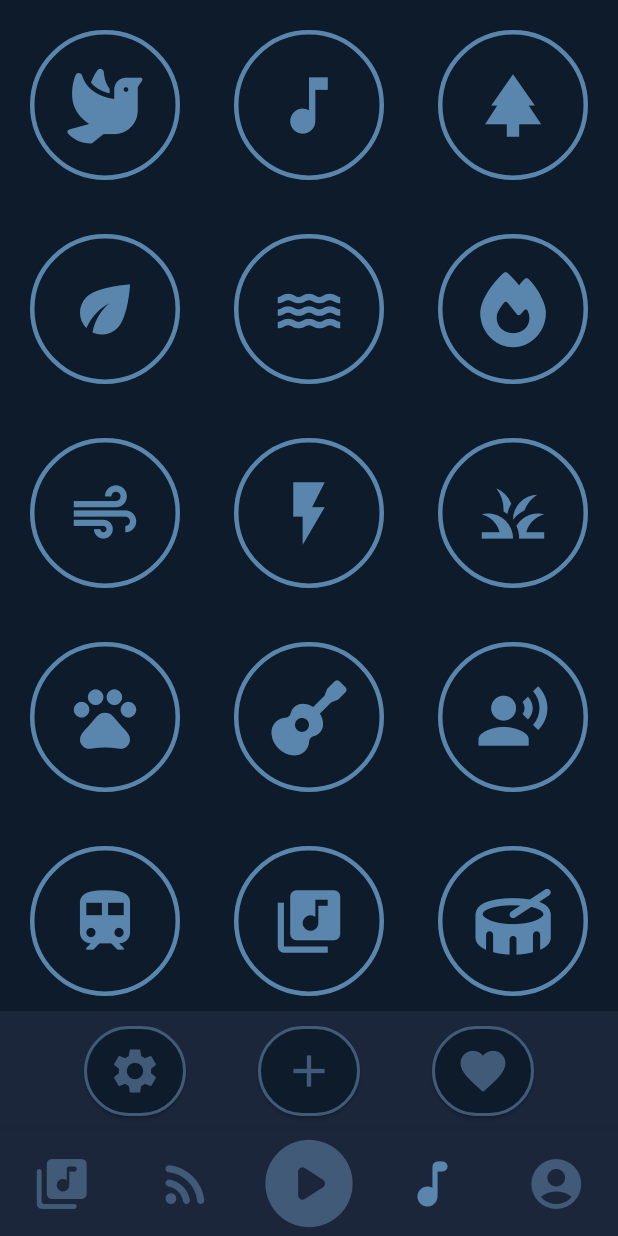
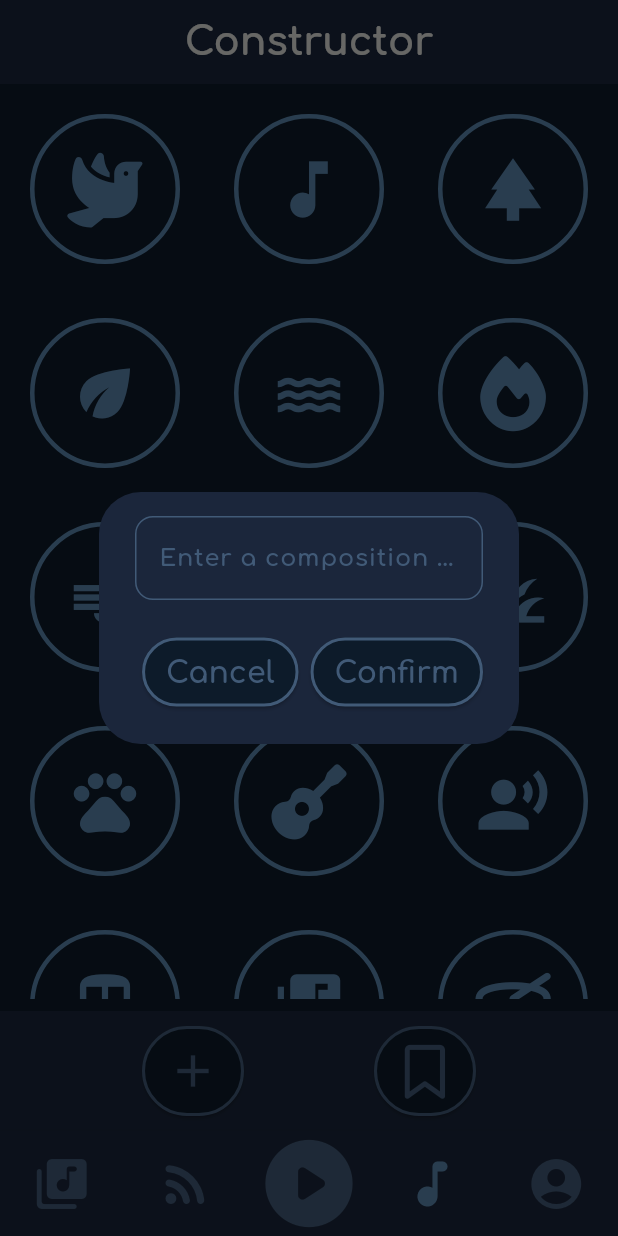
Before and after one commit to Trap-o/FluffyHelpers-Meditation, a Flutter app: the screen it shows once a user with an empty profile is signed in, item 4 of the bottom bar chosen, after a tap on the "add" icon, on a phone screen of 412 x 824 dp. Run offline on Flutter 3.47's test engine with Material 3 defaults, Android fonts, the light colour scheme and no system bars; our stand-ins replace cloud_firestore, file_picker, firebase_auth, firebase_core, flutter_dotenv, flutter_native_splash and 6 more; missing offline and left inert: ffmpeg_kit_flutter_new, firebase_ui_auth, firebase_ui_localizations, firebase_ui_oauth_google; accounts and stored records are empty.

Commit message:
Add mix uploading, localization, code refactoring

```diff
--- a/lib/l10n/app_en.arb
+++ b/lib/l10n/app_en.arb
@@ -204,5 +204,9 @@
 
         "@_NEW_PLAYLIST_DIALOG": {
             },
-            "playlistNameText": "Enter a playlist name:"
+            "playlistNameText": "Enter a playlist name:",
+
+        "@_NEW_MIX_DIALOG": {
+            },
+            "mixNameText": "Enter a composition name:"
 }
--- a/lib/l10n/app_localizations.dart
+++ b/lib/l10n/app_localizations.dart
@@ -260,7 +260,7 @@ abstract class AppLocalizations {
   /// No description provided for @cancelButton.
   ///
   /// In uk, this message translates to:
-  /// **'Відміна'**
+  /// **'Скасувати'**
   String get cancelButton;
 
   /// No description provided for @confirmationText.
@@ -274,6 +274,12 @@ abstract class AppLocalizations {
   /// In uk, this message translates to:
   /// **'Введіть назву плейлиста:'**
   String get playlistNameText;
+
+  /// No description provided for @mixNameText.
+  ///
+  /// In uk, this message translates to:
+  /// **'Введіть назву композиції:'**
+  String get mixNameText;
 }
 
 class _AppLocalizationsDelegate extends LocalizationsDelegate<AppLocalizations> {
--- a/lib/l10n/app_localizations_en.dart
+++ b/lib/l10n/app_localizations_en.dart
@@ -121,4 +121,7 @@ class AppLocalizationsEn extends AppLocalizations {
 
   @override
   String get playlistNameText => 'Enter a playlist name:';
+
+  @override
+  String get mixNameText => 'Enter a composition name:';
 }
--- a/lib/l10n/app_localizations_uk.dart
+++ b/lib/l10n/app_localizations_uk.dart
@@ -114,11 +114,14 @@ class AppLocalizationsUk extends AppLocalizations {
   String get okButton => 'Підтвердити';
 
   @override
-  String get cancelButton => 'Відміна';
+  String get cancelButton => 'Скасувати';
 
   @override
   String get confirmationText => 'Видалення акаунту призведе до видалення профілю, всіх ваших плейлистів, створеної музики тощо. Ви впевнені?';
 
   @override
   String get playlistNameText => 'Введіть назву плейлиста:';
+
+  @override
+  String get mixNameText => 'Введіть назву композиції:';
 }
--- a/lib/screens/constructor/constructor.dart
+++ b/lib/screens/constructor/constructor.dart
@@ -1,14 +1,12 @@
-import 'dart:io';
-
+import 'package:fluffyhelpers_meditation/screens/constructor/variables/sound_manager.dart';
 import 'package:flutter/material.dart';
 import 'package:font_awesome_flutter/font_awesome_flutter.dart';
 import 'package:just_audio/just_audio.dart';
 import 'package:path_provider/path_provider.dart';
-import '../../constants/app_form_styles.dart';
 import '../../constants/app_colors.dart';
 import '../../global_widgets/custom_app_bar.dart';
 import '../../l10n/app_localizations.dart';
-import 'mix_compiler.dart';
+import 'dialogs/new_mix_dialog.dart';
 
 class Constructor extends StatefulWidget {
   const Constructor({super.key});
@@ -18,88 +16,57 @@ class Constructor extends StatefulWidget {
 }
 
 class _ConstructorState extends State<Constructor> {
-  static const int soundsAmount = 20;
-  List<bool> buttonStates = List.generate(soundsAmount, (_) => false);
-  List<AudioPlayer> players = List.generate(soundsAmount, (_) => AudioPlayer());
-  Duration mixLength = const Duration(minutes: 2);
-  List<int?> activeIndices = List.filled(soundsAmount, null);
+  final SoundManager manager = SoundManager();
 
+  late int soundsAmount;
+  late List<AudioPlayer> players;
+  late Duration mixLength;
+  late List<IconData> icons;
 
-  final List<IconData> icons = [
-    FontAwesomeIcons.dove,
-    Icons.music_note,
-    Icons.park,
-    Icons.eco,
-    Icons.water,
-    FontAwesomeIcons.fire,
-    Icons.air,
-    Icons.flash_on,
-    Icons.grass,
-    Icons.pets,
-    FontAwesomeIcons.guitar,
-    Icons.record_voice_over,
-    Icons.train,
-    Icons.library_music,
-    FontAwesomeIcons.drum,
-    FontAwesomeIcons.music,
-    Icons.mic,
-    FontAwesomeIcons.feather,
-    FontAwesomeIcons.sun,
-    FontAwesomeIcons.om
-  ];
+  @override
+  void initState() {
+    super.initState();
+    soundsAmount = SoundManager.soundsAmount;
+    players = manager.players;
+    mixLength = manager.mixLength;
+    icons = manager.icons;
+  }
 
   void _showInputDialog(BuildContext context) {
-    final TextEditingController _controller = TextEditingController();
-
     showDialog(
       context: context,
       builder: (BuildContext context) {
-        return AlertDialog(
-          title: const Text('Зберегти композицію'),
-          backgroundColor: AppColors.secondaryBackground,
-          content: TextField(
-            controller: _controller,
-            decoration: AppFormStyles.formInputDecorationDefault(
-              labelText: 'Введіть назву композиції',
-              isError: false
-            ),
-          ),
-          actions: [
-            ElevatedButton(
-              onPressed: () {
-                Navigator.of(context).pop();
-              },
-              child: const Text('Скасувати'),
-            ),
-            ElevatedButton(
-              onPressed: () {
-                String value = _controller.text;
-                print('Введено: $value');
-                Navigator.of(context).pop(); //TODO: додати передачу значення
-              },
-              child: const Text('OK'),
-            ),
-          ],
-        );
+        return const NewMixDialog();
       },
-    );
+    ).then((_) {
+      setState(() {});
+    });
   }
 
-  void _updateActiveIndices(){
-    activeIndices = buttonStates
+  void updateActiveIndices() {
+    final newActiveIndices = manager.buttonStates
         .asMap()
         .entries
         .where((entry) => entry.value)
         .map((entry) => entry.key)
         .toList();
+
+    manager.activeIndices = List<int?>.filled(soundsAmount, null);
+
+    for (int i = 0; i < newActiveIndices.length; i++) {
+      manager.setActiveIndexAt(i, newActiveIndices[i]);
+    }
+
+    setState(() {});
   }
 
-  void _toggleTrack(int index) async {
+  Future<void> _toggleTrack(int index) async {
     final player = players[index];
-    final isPlaying = buttonStates[index];
+    final isPlaying = manager.buttonStates[index];
     final trackPath = 'assets/music/constructor_music_$index.mp3';
+
     setState(() {
-      buttonStates[index] = !buttonStates[index];
+      manager.setButtonStateAt(index, !isPlaying);
     });
 
     if (isPlaying) {
@@ -113,7 +80,7 @@ class _ConstructorState extends State<Constructor> {
         print('Помилка зупинки: $e');
       } finally {
         setState(() {
-          buttonStates[index] = false;
+          manager.setButtonStateAt(index, false);
         });
       }
     } else {
@@ -123,7 +90,7 @@ class _ConstructorState extends State<Constructor> {
         await player.setVolume(1.0);
         await player.play();
         setState(() {
-          buttonStates[index] = true;
+          manager.setButtonStateAt(index, true);
         });
       } catch (e) {
         print('Помилка програвання: $e');
@@ -131,29 +98,33 @@ class _ConstructorState extends State<Constructor> {
     }
   }
 
-
   @override
   Widget build(BuildContext context) {
+    final localizations = AppLocalizations.of(context)!;
+    final String titleText = localizations.constructorTitle;
+
     return Scaffold(
+      appBar: CustomAppBar(title: titleText, leading: null,),
       body: Column(
         children: [
           Expanded(
             child: Padding(
               padding: const EdgeInsets.all(8),
-              child:GridView.count(
+              child: GridView.count(
                 crossAxisCount: 3,
                 mainAxisSpacing: 12,
                 crossAxisSpacing: 12,
                 children: List.generate(soundsAmount, (index) {
                   final icon = icons[index % icons.length];
-                  final isActive = buttonStates[index];
+                  final isActive = manager.buttonStates[index];
                   return Center(
                     child: Container(
                       width: 100,
                       height: 100,
                       decoration: BoxDecoration(
                         shape: BoxShape.circle,
-                        color: isActive ? AppColors.highlight : Colors.transparent,
+                        color: isActive ? AppColors.highlight : Colors
+                            .transparent,
                         border: Border.all(color: AppColors.accent, width: 3),
                       ),
                       child: IconButton(
@@ -174,43 +145,21 @@ class _ConstructorState extends State<Constructor> {
             child: Row(
               mainAxisAlignment: MainAxisAlignment.spaceEvenly,
               children: [
-                ElevatedButton(
-                  onPressed: () => print('Action 1'),
-                  child: const Icon(Icons.settings, size: 36),
-                ),
+                // ElevatedButton(
+                //   onPressed: () => print('Action 1'),
+                //   child: const Icon(Icons.settings, size: 36),
+                // ),
+
                 ElevatedButton(
                   onPressed: () async {
-                    _updateActiveIndices();
-                    createMixedTrack(activeIndices, mixLength);
-
-                    for (final player in players) {
-                      if (player.playing) {
-                        await player.stop();
-                      }
-                    }
-
-                    for (final player in players) {
-                      await player.dispose();
-                    }
-
-                    players = List.generate(soundsAmount, (_) => AudioPlayer());
-
-                    for (int i = 0; i < buttonStates.length; i++) {
-                      buttonStates[i] = false;
-                    }
-
-                    setState(() {});
-                    },
-                  //_showInputDialog(context)
+                    updateActiveIndices();
+                    _showInputDialog(context);
+                  },
                   child: const Icon(Icons.add, size: 36),
                 ),
+
                 ElevatedButton(
                   onPressed: () async {
-                    final file = File('/data/user/0/com.example.flutter_duo_practice/app_flutter/output_mix.mp3');
-                    final exists = await file.exists();
-                    print('Файл існує? $exists');
-
-
                     final dir = await getApplicationDocumentsDirectory();
                     final filePath = '${dir.path}/output_mix.mp3';
 
@@ -218,13 +167,8 @@ class _ConstructorState extends State<Constructor> {
                     await mixPlayer.setFilePath(filePath);
                     await mixPlayer.setVolume(2.5);
                     await mixPlayer.play();
-                    print('Запуск програвання');
-
-                    await Future.delayed(const Duration(seconds: 10));
-
-                    await mixPlayer.pause();
                   },
-                  child: const Icon(Icons.favorite, size: 36),
+                  child: const Icon(FontAwesomeIcons.bookmark, size: 36),
                 ),
               ],
             ),
--- /dev/null
+++ b/lib/screens/constructor/constructor_icons.dart
@@ -0,0 +1,29 @@
+import 'package:flutter/material.dart';
+import 'package:font_awesome_flutter/font_awesome_flutter.dart';
+
+List<IconData> getIcons(){
+  final List<IconData> icons = [
+    FontAwesomeIcons.dove,
+    Icons.music_note,
+    Icons.park,
+    Icons.eco,
+    Icons.water,
+    FontAwesomeIcons.fire,
+    Icons.air,
+    Icons.flash_on,
+    Icons.grass,
+    Icons.pets,
+    FontAwesomeIcons.guitar,
+    Icons.record_voice_over,
+    Icons.train,
+    Icons.library_music,
+    FontAwesomeIcons.drum,
+    FontAwesomeIcons.music,
+    Icons.mic,
+    FontAwesomeIcons.feather,
+    FontAwesomeIcons.sun,
+    FontAwesomeIcons.om
+  ];
+
+  return icons;
+}
--- /dev/null
+++ b/lib/screens/constructor/dialogs/new_mix_dialog.dart
@@ -0,0 +1,66 @@
+import 'package:fluffyhelpers_meditation/constants/app_colors.dart';
+import 'package:flutter/material.dart';
+import '../../../constants/app_form_styles.dart';
+import '../../../l10n/app_localizations.dart';
+import '../music_subsystem/mix_creation.dart';
+import '../music_subsystem/mix_uploading.dart';
+
+class NewMixDialog extends StatelessWidget {
+  const NewMixDialog({
+    super.key,
+  });
+
+  @override
+  Widget build(BuildContext context) {
+    final localizations = AppLocalizations.of(context)!;
+    final TextEditingController controller = TextEditingController();
+
+    final MixUploading mixUploading = MixUploading();
+
+    return AlertDialog(
+      backgroundColor: AppColors.secondaryBackground,
+      content: TextField(
+        controller: controller,
+        decoration: AppFormStyles.formInputDecorationDefault(
+          labelText: localizations.mixNameText,
+          isError: false,
+        ),
+      ),
+      actions: [
+        ElevatedButton(
+          onPressed: () {
+            Navigator.of(context).pop();
+          },
+          child: Text(localizations.cancelButton),
+        ),
+        ElevatedButton(
+          onPressed: () async {
+            String value = controller.text;
+
+            try {
+              await createSoundMix();
+            }catch(e, stack){
+              print('❌ createSoundMix error: $e\n$stack');
+            }
+
+            print('Введено: $value');
+
+            await Future.delayed(const Duration(seconds: 10));
+
+            try {
+              mixUploading.loadMixToFirebase(
+                value,
+                await mixUploading.loadMixToSupabase(),
+              );
+            }catch(e, stack){
+              print('❌ Uploading error: $e\n$stack');
+            }
+
+            Navigator.of(context).pop();
+          },
+          child: Text(localizations.okButton),
+        ),
+      ],
+    );
+  }
+}
--- a/lib/screens/constructor/mix_compiler.dart
+++ b/lib/screens/constructor/music_subsystem/mix_compiler.dart
@@ -6,50 +6,39 @@ import 'dart:io';
 
 Future<void> createMixedTrack(List<int?> activeIndices, Duration length) async {
   print('✅ Виклик createMixedTrack');
+  print('Active indices: $activeIndices');
 
   final dir = await getApplicationDocumentsDirectory();
   final outputPath = '${dir.path}/output_mix.mp3';
 
+  final validIndices = activeIndices.whereType<int>().toList();
   final loopCount = (length.inSeconds / 30).ceil(); // приблизно, налаштовується далі
   final inputs = <String>[];
   final filters = <String>[];
 
-  for (int i = 0; i < activeIndices.length; i++) {
-    if(activeIndices[i] == null){
-      break;
-    }
-    final index = activeIndices[i];
+  for (int i = 0; i < validIndices.length; i++) {
+    final index = validIndices[i];
     final trackPath = 'assets/music/constructor_music_$index.mp3';
     final inputAlias = 'a$i';
 
-    // Зберігаємо трек у тимчасовій директорії
     final tempFile = File('${dir.path}/track_$i.mp3');
     final data = await rootBundle.load(trackPath);
     await tempFile.writeAsBytes(data.buffer.asUint8List());
 
-    for (int i = 0; i < activeIndices.length; i++) {
-      final tempFile = File('${dir.path}/track_$i.mp3');
-      print('Track $i exists: ${await tempFile.exists()}');
-    }
+    // Перевірка існування
+    print('✅ Temp file exists: ${await tempFile.exists()}');
+    print('✅ Temp file path: ${tempFile.path}');
 
-    // Додаємо input до команди FFmpeg
     inputs.add('-i "${tempFile.path}"');
-
-    // Додаємо фільтр повтору чи обрізання
     filters.add('[$i]aloop=loop=${loopCount - 1}:size=0:start=0,atrim=duration=${length.inSeconds}[$inputAlias]');
   }
 
-  final filterComplex = '${filters.join(';')};${activeIndices
-          .asMap()
-          .entries
-          .map((e) => '[a${e.key}]')
-          .join()}amix=inputs=${activeIndices.length}:duration=shortest[out]';
+  final filterComplex =
+      '${filters.join(';')};${List.generate(validIndices.length, (i) => '[a$i]').join()}amix=inputs=${validIndices.length}:duration=shortest[out]';
 
   final command = '${inputs.join(' ')} -filter_complex "$filterComplex" -map "[out]" -y "$outputPath"';
 
   print('🧪 FFmpeg команда:\n$command');
-
-  await FFmpegKit.execute(command);
 
   final session = await FFmpegKit.execute(command);
   final returnCode = await session.getReturnCode();
--- /dev/null
+++ b/lib/screens/constructor/variables/sound_manager.dart
@@ -0,0 +1,61 @@
+import 'package:flutter/cupertino.dart';
+import 'package:just_audio/just_audio.dart';
+
+import '../constructor_icons.dart';
+
+class SoundManager {
+  static final SoundManager _instance = SoundManager._internal();
+  factory SoundManager() => _instance;
+  SoundManager._internal();
+
+  static const int _soundsAmount = 20;
+
+  final List<bool> _buttonStates = List.generate(_soundsAmount, (_) => false);
+  final List<AudioPlayer> _players = List.generate(_soundsAmount, (_) => AudioPlayer());
+  final Duration _mixLength = const Duration(minutes: 1);
+  final List<int?> _activeIndices = List.filled(_soundsAmount, null);
+  final List<IconData> _icons = getIcons();
+
+  static int get soundsAmount => _soundsAmount;
+  List<bool> get buttonStates => _buttonStates;
+  List<AudioPlayer> get players => _players;
+  Duration get mixLength => _mixLength;
+  List<int?> get activeIndices => _activeIndices;
+  List<IconData> get icons => _icons;
+
+  set activeIndices(List<int?> newIndices) {
+    if (newIndices.length == _soundsAmount) {
+      for (int i = 0; i < _soundsAmount; i++) {
+        _activeIndices[i] = newIndices[i];
+      }
+    } else {
+      throw ArgumentError('Length of newIndices must be $_soundsAmount');
+    }
+  }
+
+  void setActiveIndexAt(int index, int? value) {
+    if (index >= 0 && index < _soundsAmount) {
+      _activeIndices[index] = value;
+    } else {
+      throw RangeError.index(index, _activeIndices, 'index');
+    }
+  }
+
+  set buttonStates(List<bool> newStates) {
+    if (newStates.length == _soundsAmount) {
+      for (int i = 0; i < _soundsAmount; i++) {
+        _buttonStates[i] = newStates[i];
+      }
+    } else {
+      throw ArgumentError('Length of newStates must be $_soundsAmount');
+    }
+  }
+
+  void setButtonStateAt(int index, bool value) {
+    if (index >= 0 && index < _soundsAmount) {
+      _buttonStates[index] = value;
+    } else {
+      throw RangeError.index(index, _buttonStates, 'index');
+    }
+  }
+}
--- a/pubspec.yaml
+++ b/pubspec.yaml
@@ -40,6 +40,7 @@ dependencies:
   intl: ^0.19.0
   font_awesome_flutter: ^10.5.0
   ffmpeg_kit_flutter_new: ^1.6.1
+  uuid: ^4.5.1
 
 dev_dependencies:
   flutter_test:
```
Also changed, not shown: lib/l10n/app_uk.arb (+6 -2 lines), lib/screens/constructor/music_subsystem/mix_creation.dart (added, +32 -0 lines), lib/screens/constructor/music_subsystem/mix_uploading.dart (added, +49 -0 lines), 4 other files.
